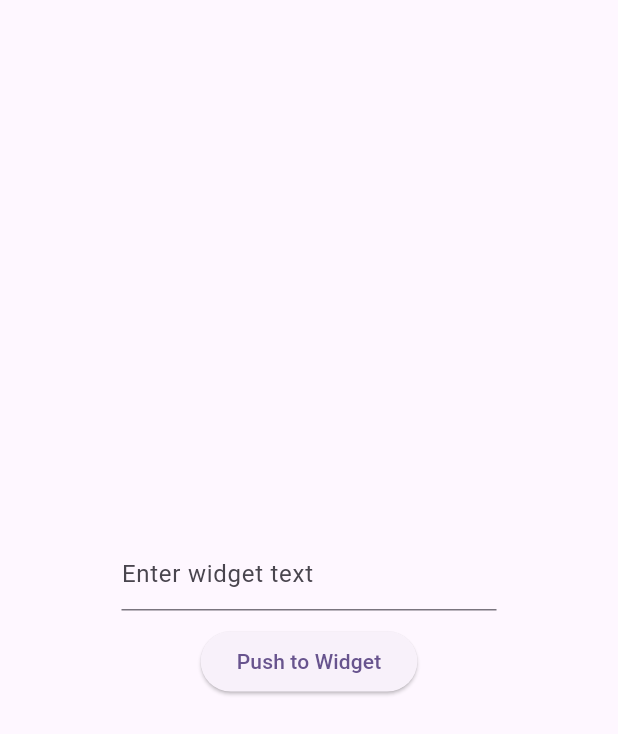
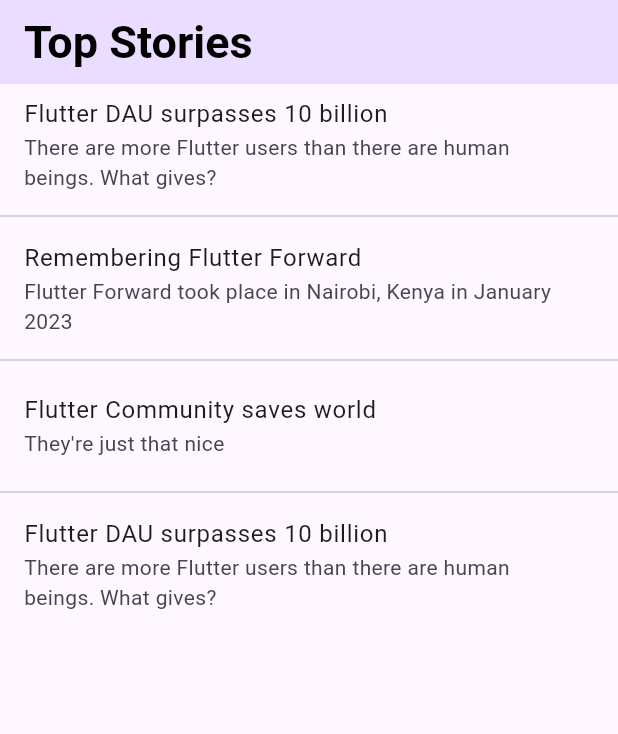
Before and after one commit to savioti/study_home_widget, a Flutter app: the screen it shows after launch, on a phone screen of 412 x 824 dp. Shown: the top 734 px of the screen. Run offline on Flutter 3.47's test engine with Material 3 defaults, Android fonts, the light colour scheme and no system bars.

Commit message:
replaced project with codelabs template

```diff
--- a/lib/data/constants.dart
+++ /dev/null
@@ -1,3 +0,0 @@
-class Constants {
-  static const String groupName = 'group.ios_home_widget';
-}
--- a/lib/data/widget_date.dart
+++ /dev/null
@@ -1,6 +0,0 @@
-class WidgetData {
-  final String text;
-  WidgetData(this.text);
-  WidgetData.fromJson(Map<String, dynamic> json) : text = json['text'];
-  Map<String, dynamic> toJson() => {'text': text};
-}
--- a/lib/home.dart
+++ /dev/null
@@ -1,46 +0,0 @@
-import 'dart:convert';
-
-import 'package:flutter/material.dart';
-import 'package:flutter_widgetkit/flutter_widgetkit.dart';
-import 'package:study_home_widget/data/constants.dart';
-import 'package:study_home_widget/data/widget_date.dart';
-
-class HomePage extends StatelessWidget {
-  HomePage({super.key});
-
-  final textController = TextEditingController();
-
-  @override
-  Widget build(BuildContext context) {
-    return Scaffold(
-      body: Center(
-        child: Column(
-          mainAxisAlignment: MainAxisAlignment.center,
-          children: [
-            SizedBox(
-              width: 250,
-              child: TextField(
-                controller: textController,
-                decoration: const InputDecoration(
-                  hintText: "Enter widget text",
-                ),
-              ),
-            ),
-            const SizedBox(height: 10),
-            ElevatedButton(
-              onPressed: () {
-                WidgetKit.setItem(
-                  'widgetData',
-                  jsonEncode(WidgetData(textController.text)),
-                  Constants.groupName,
-                );
-                WidgetKit.reloadAllTimelines();
-              },
-              child: const Text("Push to Widget"),
-            ),
-          ],
-        ),
-      ),
-    );
-  }
-}
--- /dev/null
+++ b/lib/home_screen.dart
@@ -0,0 +1,47 @@
+import 'package:flutter/material.dart';
+
+import 'article_screen.dart';
+import 'news_data.dart';
+
+class MyHomePage extends StatefulWidget {
+  const MyHomePage({super.key});
+  @override
+  State<MyHomePage> createState() => _MyHomePageState();
+}
+
+class _MyHomePageState extends State<MyHomePage> {
+  @override
+  Widget build(BuildContext context) {
+    return Scaffold(
+        appBar: AppBar(
+            title: const Text('Top Stories'),
+            centerTitle: false,
+            titleTextStyle: const TextStyle(
+                fontSize: 30,
+                fontWeight: FontWeight.bold,
+                color: Colors.black)),
+        body: ListView.separated(
+          separatorBuilder: (context, idx) {
+            return const Divider();
+          },
+          itemCount: getNewsStories().length,
+          itemBuilder: (context, idx) {
+            final article = getNewsStories()[idx];
+            return ListTile(
+              key: Key('$idx ${article.hashCode}'),
+              title: Text(article.title),
+              subtitle: Text(article.description),
+              onTap: () {
+                Navigator.of(context).push(
+                  MaterialPageRoute<ArticleScreen>(
+                    builder: (context) {
+                      return ArticleScreen(article: article);
+                    },
+                  ),
+                );
+              },
+            );
+          },
+        ));
+  }
+}
--- a/lib/main.dart
+++ b/lib/main.dart
@@ -1,7 +1,9 @@
 import 'package:flutter/material.dart';
-import 'package:study_home_widget/home.dart';
+
+import 'home_screen.dart';
 
 void main() {
+  WidgetsFlutterBinding.ensureInitialized();
   runApp(const MyApp());
 }
 
@@ -11,12 +13,20 @@
   @override
   Widget build(BuildContext context) {
     return MaterialApp(
-      title: 'Flutter Demo',
       theme: ThemeData(
-        colorScheme: ColorScheme.fromSeed(seedColor: Colors.deepPurple),
         useMaterial3: true,
+        appBarTheme: AppBarTheme(
+          backgroundColor: ColorScheme.fromSeed(seedColor: Colors.deepPurple)
+              .primaryContainer,
+        ),
+        textTheme: const TextTheme(
+          titleMedium: TextStyle(
+            fontFamily: 'Chewy',
+            fontSize: 20,
+          ),
+        ),
       ),
-      home: HomePage(),
+      home: const MyHomePage(),
     );
   }
 }
--- /dev/null
+++ b/lib/news_data.dart
@@ -0,0 +1,40 @@
+class NewsArticle {
+  final String title;
+  final String description;
+  final String? articleText;
+  final String? image;
+
+  NewsArticle({
+    required this.title,
+    required this.description,
+    this.articleText = loremIpsum,
+    this.image,
+  });
+}
+
+const String loremIpsum =
+    'Lorem ipsum dolor sit amet, consectetur adipiscing elit, sed do eiusmod tempor incididunt ut labore et dolore magna aliqua. Ut enim ad minim veniam, quis nostrud exercitation ullamco laboris nisi ut aliquip ex ea commodo consequat. Lorem ipsum dolor sit amet, consectetur adipiscing elit, sed do eiusmod tempor incididunt ut labore et dolore magna aliqua. Ut enim ad minim veniam, quis nostrud exercitation ullamco laboris nisi ut aliquip ex ea commodo consequat.';
+
+List<NewsArticle> getNewsStories() {
+  return [
+    NewsArticle(
+      title: 'Flutter DAU surpasses 10 billion',
+      description:
+          'There are more Flutter users than there are human beings. What gives?',
+    ),
+    NewsArticle(
+      title: 'Remembering Flutter Forward',
+      description:
+          'Flutter Forward took place in Nairobi, Kenya in January 2023',
+    ),
+    NewsArticle(
+      title: 'Flutter Community saves world',
+      description: "They're just that nice",
+    ),
+    NewsArticle(
+      title: 'Flutter DAU surpasses 10 billion',
+      description:
+          'There are more Flutter users than there are human beings. What gives?',
+    )
+  ];
+}
```
Also changed, not shown: lib/article_screen.dart (added, +124 -0 lines), pubspec.yaml (+13 -5 lines), 42 other files.
